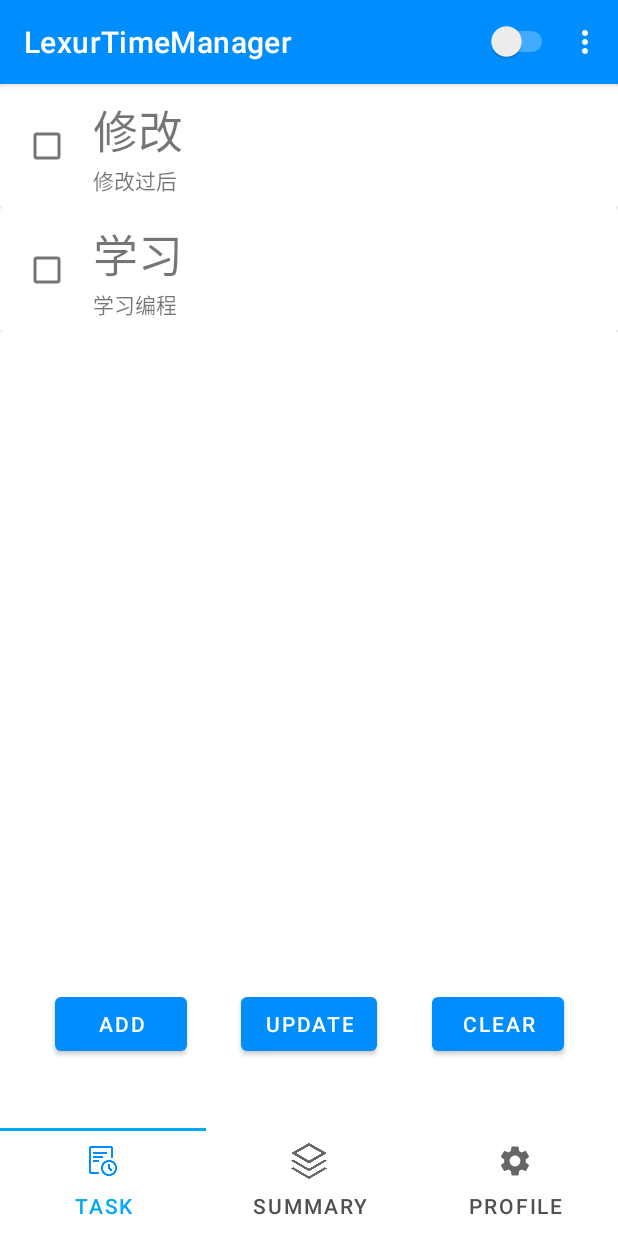
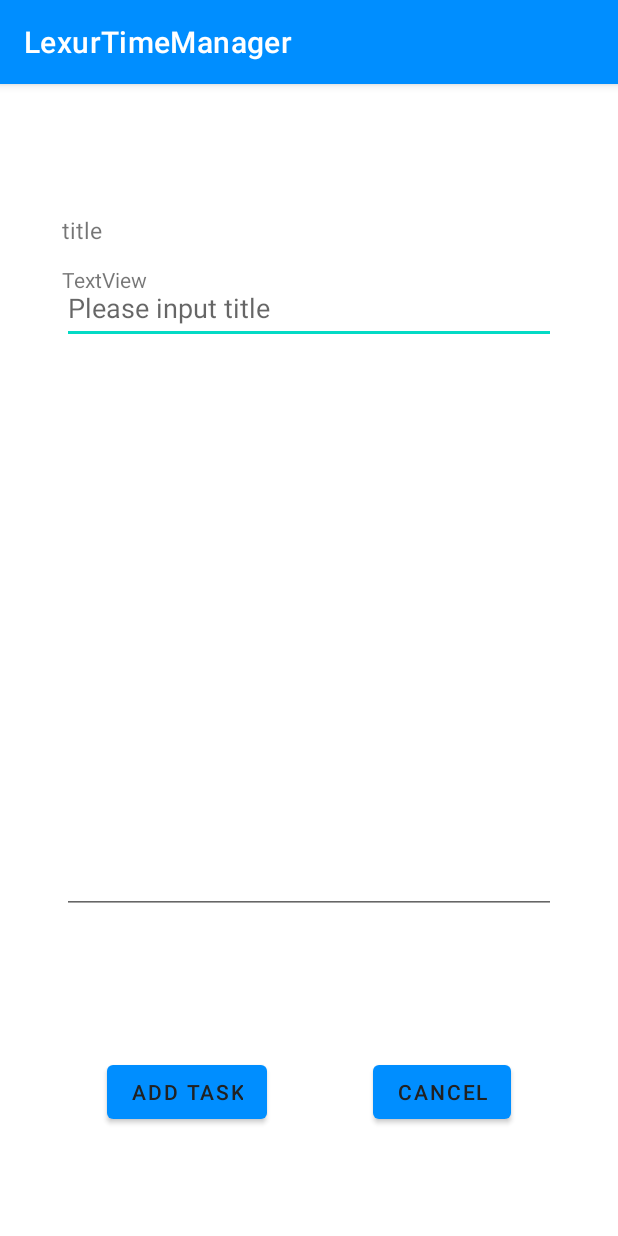
Before and after one commit to sunset69/LexurTimeManager, an Android app: the screen it shows after launch (MainActivity before the commit, AddTaskActivity after it), in the options menu, after a tap on "Add Task", on a phone screen of 412 x 824 dp. Run offline under Robolectric (Android 15) with nearby library versions, the phone set to English and light mode, and no system bars; our stand-ins replace Room's generated code, data binding.

Commit message:
测试成功跳转至添加页面

```diff
--- a/app/build.gradle
+++ b/app/build.gradle
@@ -34,6 +34,8 @@ dependencies {
     implementation 'androidx.appcompat:appcompat:1.4.1'
     implementation 'com.google.android.material:material:1.5.0'
     implementation 'androidx.constraintlayout:constraintlayout:2.1.3'
+    implementation 'androidx.navigation:navigation-fragment:2.4.1'
+    implementation 'androidx.navigation:navigation-ui:2.4.1'
     testImplementation 'junit:junit:4.+'
     androidTestImplementation 'androidx.test.ext:junit:1.1.3'
     androidTestImplementation 'androidx.test.espresso:espresso-core:3.4.0'
--- a/app/src/main/java/cc/lexur/lexurtimemanager/view/TaskFragment.java
+++ b/app/src/main/java/cc/lexur/lexurtimemanager/view/TaskFragment.java
@@ -1,6 +1,7 @@
 package cc.lexur.lexurtimemanager.view;
 
 import android.content.DialogInterface;
+import android.content.Intent;
 import android.os.Bundle;
 import android.util.Log;
 import android.view.ContextMenu;
@@ -58,7 +59,7 @@ public class TaskFragment extends Fragment {
         itemAdd.setOnMenuItemClickListener(new MenuItem.OnMenuItemClickListener() {
             @Override
             public boolean onMenuItemClick(MenuItem menuItem) {
-                Toast.makeText(getContext(), "添加", Toast.LENGTH_SHORT).show();
+                startActivity(new Intent(getContext(),AddTaskActivity.class));
                 return true;
             }
         });
@@ -109,32 +110,32 @@ public class TaskFragment extends Fragment {
         });
 
         // 添加
-        binding.btnAdd.setOnClickListener(new View.OnClickListener() {
-            @Override
-            public void onClick(View view) {
-                Task task1 = new Task("学习", "学习编程");
-                Task task2 = new Task("购物", "购买东西，AAAAAAVVVVBBBASFASFSAFASF");
-                taskViewModel.insertTasks(task1, task2);
-            }
-        });
+//        binding.btnAdd.setOnClickListener(new View.OnClickListener() {
+//            @Override
+//            public void onClick(View view) {
+//                Task task1 = new Task("学习", "学习编程");
+//                Task task2 = new Task("购物", "购买东西，AAAAAAVVVVBBBASFASFSAFASF");
+//                taskViewModel.insertTasks(task1, task2);
+//            }
+//        });
 
         // 修改
-        binding.btnUpdate.setOnClickListener(new View.OnClickListener() {
-            @Override
-            public void onClick(View view) {
-                Task task = new Task("修改", "修改过后");
-                task.setId(2);
-                taskViewModel.updateTasks(task);
-            }
-        });
+//        binding.btnUpdate.setOnClickListener(new View.OnClickListener() {
+//            @Override
+//            public void onClick(View view) {
+//                Task task = new Task("修改", "修改过后");
+//                task.setId(2);
+//                taskViewModel.updateTasks(task);
+//            }
+//        });
 
         // 清空
-        binding.btnClear.setOnClickListener(new View.OnClickListener() {
-            @Override
-            public void onClick(View view) {
-                taskViewModel.clearTasks();
-            }
-        });
+//        binding.btnClear.setOnClickListener(new View.OnClickListener() {
+//            @Override
+//            public void onClick(View view) {
+//                taskViewModel.clearTasks();
+//            }
+//        });
 
 
     }
--- a/app/src/main/res/layout/activity_add_task.xml
+++ b/app/src/main/res/layout/activity_add_task.xml
@@ -12,5 +12,93 @@
         android:layout_height="match_parent"
         tools:context=".view.AddTaskActivity">
 
+        <Button
+            android:id="@+id/btnAdd"
+            android:layout_width="wrap_content"
+            android:layout_height="wrap_content"
+            android:text="@string/menu_add"
+            android:textColor="#212121"
+            app:layout_constraintBottom_toBottomOf="@+id/btnCancel"
+            app:layout_constraintEnd_toStartOf="@+id/btnCancel"
+            app:layout_constraintHorizontal_bias="0.5"
+            app:layout_constraintStart_toStartOf="parent"
+            app:layout_constraintTop_toTopOf="@+id/btnCancel" />
+
+        <Button
+            android:id="@+id/btnCancel"
+            android:layout_width="wrap_content"
+            android:layout_height="wrap_content"
+            android:text="@android:string/cancel"
+            android:textColor="#212121"
+            app:layout_constraintBottom_toBottomOf="parent"
+            app:layout_constraintEnd_toEndOf="parent"
+            app:layout_constraintHorizontal_bias="0.5"
+            app:layout_constraintStart_toEndOf="@+id/btnAdd"
+            app:layout_constraintTop_toTopOf="parent"
+            app:layout_constraintVertical_bias="0.9" />
+
+        <EditText
+            android:id="@+id/editTextTextPersonName"
+            android:layout_width="0dp"
+            android:layout_height="wrap_content"
+            android:ems="10"
+            android:hint="@string/title_input_hint"
+            android:inputType="textPersonName"
+            android:minHeight="48dp"
+            app:layout_constraintBottom_toBottomOf="parent"
+            app:layout_constraintEnd_toStartOf="@+id/guideline6"
+            app:layout_constraintHorizontal_bias="0.497"
+            app:layout_constraintStart_toStartOf="@+id/guideline2"
+            app:layout_constraintTop_toTopOf="parent"
+            app:layout_constraintVertical_bias="0.174"
+            tools:ignore="SpeakableTextPresentCheck" />
+
+        <TextView
+            android:id="@+id/textView2"
+            android:layout_width="wrap_content"
+            android:layout_height="wrap_content"
+            android:layout_marginBottom="17dp"
+            android:text="@string/title"
+            android:textSize="15sp"
+            app:layout_constraintBottom_toTopOf="@+id/editTextTextPersonName"
+            app:layout_constraintStart_toStartOf="@+id/editTextTextPersonName" />
+
+        <EditText
+            android:id="@+id/editTextTextMultiLine"
+            android:layout_width="0dp"
+            android:layout_height="600px"
+            android:ems="10"
+            android:gravity="start|top"
+            android:inputType="textMultiLine"
+            app:layout_constraintBottom_toBottomOf="parent"
+            app:layout_constraintEnd_toStartOf="@+id/guideline6"
+            app:layout_constraintStart_toStartOf="@+id/guideline2"
+            app:layout_constraintTop_toTopOf="parent"
+            app:layout_constraintVertical_bias="0.416"
+            tools:ignore="SpeakableTextPresentCheck" />
+
+        <androidx.constraintlayout.widget.Guideline
+            android:id="@+id/guideline2"
+            android:layout_width="wrap_content"
+            android:layout_height="wrap_content"
+            android:orientation="vertical"
+            app:layout_constraintGuide_percent="0.1" />
+
+        <androidx.constraintlayout.widget.Guideline
+            android:id="@+id/guideline6"
+            android:layout_width="wrap_content"
+            android:layout_height="wrap_content"
+            android:orientation="vertical"
+            app:layout_constraintGuide_percent="0.9" />
+
+        <TextView
+            android:id="@+id/textView3"
+            android:layout_width="wrap_content"
+            android:layout_height="wrap_content"
+            android:layout_marginBottom="13dp"
+            android:text="TextView"
+            app:layout_constraintBottom_toTopOf="@+id/editTextTextMultiLine"
+            app:layout_constraintStart_toStartOf="@+id/guideline2" />
+
     </androidx.constraintlayout.widget.ConstraintLayout>
 </layout>
--- a/app/src/main/res/layout/fragment_task.xml
+++ b/app/src/main/res/layout/fragment_task.xml
@@ -36,7 +36,7 @@
             app:layout_constraintTop_toTopOf="parent" />
 
         <Button
-            android:id="@+id/btnAdd"
+            android:id="@+id/btnCancel"
             android:layout_width="wrap_content"
             android:layout_height="wrap_content"
             android:text="add"
@@ -53,13 +53,14 @@
             android:text="update"
             app:layout_constraintEnd_toStartOf="@+id/btnClear"
             app:layout_constraintHorizontal_bias="0.5"
-            app:layout_constraintStart_toEndOf="@+id/btnAdd"
-            app:layout_constraintTop_toTopOf="@+id/btnAdd" />
+            app:layout_constraintStart_toEndOf="@+id/btnCancel"
+            app:layout_constraintTop_toTopOf="@+id/btnCancel" />
 
         <Button
             android:id="@+id/btnClear"
             android:layout_width="wrap_content"
             android:layout_height="wrap_content"
+            android:layout_marginTop="360dp"
             android:text="clear"
             app:layout_constraintEnd_toEndOf="parent"
             app:layout_constraintHorizontal_bias="0.5"
--- a/app/src/main/res/values/strings.xml
+++ b/app/src/main/res/values/strings.xml
@@ -11,5 +11,8 @@
     <string name="add_task">Add Task</string>
     <string name="clear_tasks">Clear Tasks</string>
     <string name="show_description">Show Descrption</string>
+    <string name="cancel">cancel</string>
+    <string name="title">title</string>
+    <string name="title_input_hint">Please input title</string>
 
 </resources>
```
